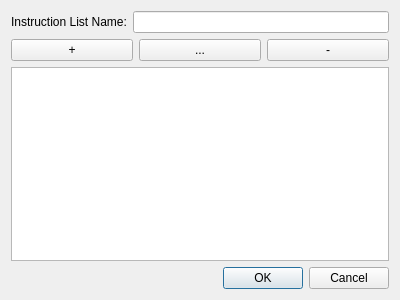
The window that instructionlistfileeditordialog.ui (Ty-Frame/Tomasulos-Algorithm) describes before a commit, drawn with Qt 5.
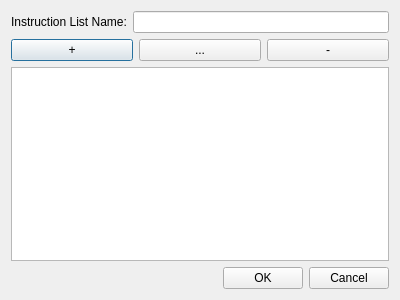
The same window after the commit.

Commit message:
Replace Button Boxes Complete
Also updated the default architecture items to match the needed format for ToString

Diff of the .ui file:
```diff
--- a/instructionlistfileeditordialog.ui
+++ b/instructionlistfileeditordialog.ui
@@ -64,14 +64,35 @@
     </widget>
    </item>
    <item>
-    <widget class="QDialogButtonBox" name="buttonBox">
-     <property name="orientation">
-      <enum>Qt::Horizontal</enum>
-     </property>
-     <property name="standardButtons">
-      <set>QDialogButtonBox::Cancel|QDialogButtonBox::Ok</set>
-     </property>
-    </widget>
+    <layout class="QHBoxLayout" name="horizontalLayout_3">
+     <item>
+      <spacer name="horizontalSpacer">
+       <property name="orientation">
+        <enum>Qt::Horizontal</enum>
+       </property>
+       <property name="sizeHint" stdset="0">
+        <size>
+         <width>40</width>
+         <height>20</height>
+        </size>
+       </property>
+      </spacer>
+     </item>
+     <item>
+      <widget class="QPushButton" name="okPushButton">
+       <property name="text">
+        <string>OK</string>
+       </property>
+      </widget>
+     </item>
+     <item>
+      <widget class="QPushButton" name="cancelPushButton">
+       <property name="text">
+        <string>Cancel</string>
+       </property>
+      </widget>
+     </item>
+    </layout>
    </item>
   </layout>
  </widget>
```
Left out of the diff: 35 changed lines with no effect on the pictures. The commit also changes 11 other files.
